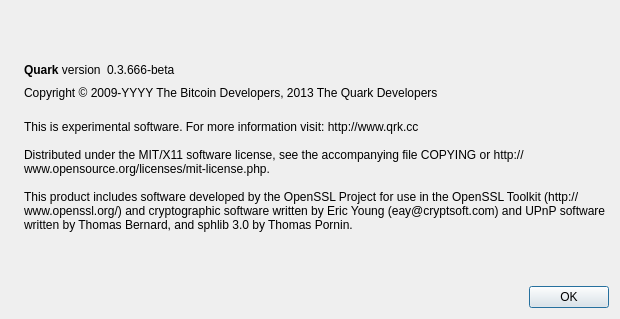
Qt form src/qt/forms/aboutdialog.ui (garrood/bradburycoin) before a commit.
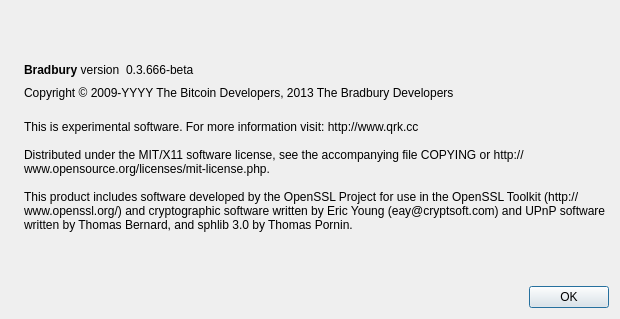
The same form after that commit. Icons and pictures are not drawn.

```diff
--- a/src/qt/forms/aboutdialog.ui
+++ b/src/qt/forms/aboutdialog.ui
@@ -50,7 +50,7 @@
           <cursorShape>IBeamCursor</cursorShape>
          </property>
          <property name="text">
-          <string>&lt;html&gt;&lt;head/&gt;&lt;body&gt;&lt;p&gt;&lt;span style=&quot; font-weight:600;&quot;&gt;Quark&lt;/span&gt; version&lt;/p&gt;&lt;/body&gt;&lt;/html&gt;</string>
+          <string>&lt;html&gt;&lt;head/&gt;&lt;body&gt;&lt;p&gt;&lt;span style=&quot; font-weight:600;&quot;&gt;Bradbury&lt;/span&gt; version&lt;/p&gt;&lt;/body&gt;&lt;/html&gt;</string>
          </property>
          <property name="textInteractionFlags">
           <set>Qt::LinksAccessibleByMouse|Qt::TextSelectableByKeyboard|Qt::TextSelectableByMouse</set>
@@ -91,7 +91,7 @@
         <cursorShape>IBeamCursor</cursorShape>
        </property>
        <property name="text">
-        <string notr="true">Copyright &amp;copy; 2009-YYYY The Bitcoin Developers, 2013 The Quark Developers</string>
+        <string notr="true">Copyright &amp;copy; 2009-YYYY The Bitcoin Developers, 2013 The Bradbury Developers</string>
        </property>
        <property name="textFormat">
         <enum>Qt::RichText</enum>
```
Left out of the diff: 2 changed lines with no effect on the pictures.
